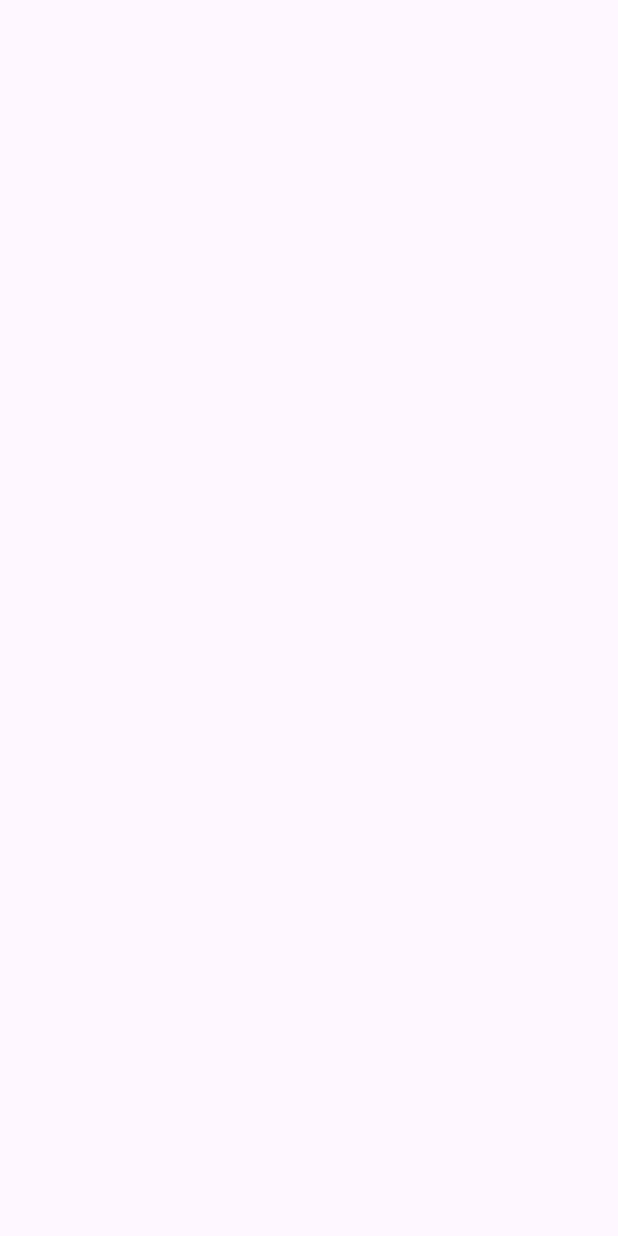
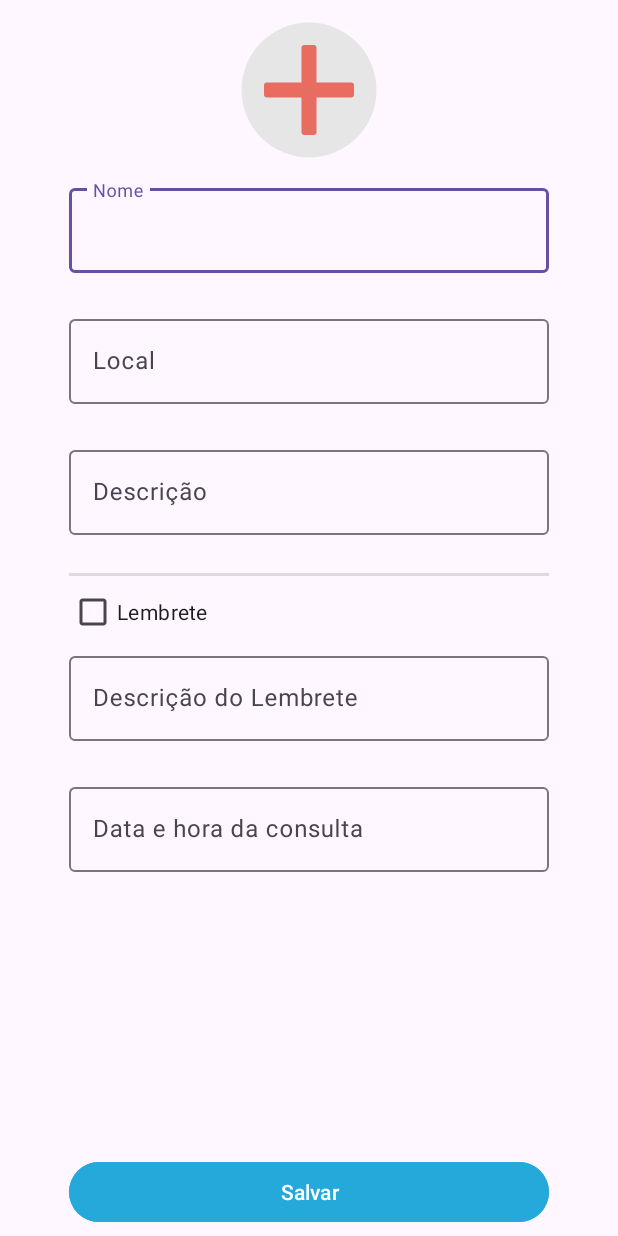
Before and after one commit to guifrancisco/topets, an Android app: the AddAppointment screen opened directly, with no data from a screen before it, on a phone screen of 412 x 824 dp. Before the commit the screen is empty. Run offline under Robolectric (Android 15) with nearby library versions, the phone set to English and light mode, and no system bars.

Commit message:
Adicionado elementos do formulário

```diff
--- a/app/src/main/res/layout/activity_add_appointment.xml
+++ b/app/src/main/res/layout/activity_add_appointment.xml
@@ -1,9 +1,144 @@
 <?xml version="1.0" encoding="utf-8"?>
-<androidx.constraintlayout.widget.ConstraintLayout xmlns:android="http://schemas.android.com/apk/res/android"
+<LinearLayout xmlns:android="http://schemas.android.com/apk/res/android"
     xmlns:app="http://schemas.android.com/apk/res-auto"
     xmlns:tools="http://schemas.android.com/tools"
     android:layout_width="match_parent"
     android:layout_height="match_parent"
-    tools:context=".AddAppointment">
+    tools:context=".AddAppointment"
+    android:orientation="vertical"
+    android:gravity="center"
+    >
 
-</androidx.constraintlayout.widget.ConstraintLayout>
+    <ImageView
+        android:id="@+id/medical_appointment_menu_image"
+        android:layout_width="wrap_content"
+        android:layout_height="wrap_content"
+        android:src="@drawable/baseline_add_24_white"
+        android:background="@drawable/health_icon_100"
+        app:tint="#E86C60"
+        app:layout_constraintTop_toTopOf="parent"
+        app:layout_constraintStart_toStartOf="parent"
+        app:layout_constraintEnd_toEndOf="parent"
+        android:layout_margin="10dp"
+        />
+
+    <ScrollView
+        android:layout_width="320dp"
+        android:layout_height="match_parent"
+        android:contentDescription="formulario adicionar consulta"
+        android:layout_weight="1"
+        >
+
+
+        <LinearLayout
+            android:layout_width="match_parent"
+            android:layout_height="wrap_content"
+            android:orientation="vertical">
+
+            <com.google.android.material.textfield.TextInputLayout
+                android:layout_width="match_parent"
+                android:layout_height="match_parent"
+                android:layout_marginBottom="25dp"
+
+                >
+
+                <com.google.android.material.textfield.TextInputEditText
+                    android:layout_width="match_parent"
+                    android:layout_height="wrap_content"
+                    android:hint="Nome"
+                    android:singleLine="true"
+                    />
+            </com.google.android.material.textfield.TextInputLayout>
+
+            <com.google.android.material.textfield.TextInputLayout
+                android:layout_width="match_parent"
+                android:layout_height="match_parent"
+                android:layout_marginBottom="25dp">
+
+                <com.google.android.material.textfield.TextInputEditText
+                    android:layout_width="match_parent"
+                    android:layout_height="wrap_content"
+                    android:hint="Local"
+                    android:singleLine="true"
+                    />
+            </com.google.android.material.textfield.TextInputLayout>
+
+            <com.google.android.material.textfield.TextInputLayout
+                android:layout_width="match_parent"
+                android:layout_height="match_parent"
+                android:layout_marginBottom="25dp">
+
+                <com.google.android.material.textfield.TextInputEditText
+                    android:layout_width="match_parent"
+                    android:layout_height="wrap_content"
+                    android:hint="Descrição"
+                    android:singleLine="true"
+                    />
+            </com.google.android.material.textfield.TextInputLayout>
+
+            <View
+                android:id="@+id/divider"
+                android:layout_width="match_parent"
+                android:layout_height="2dp"
+                android:background="?android:attr/listDivider"
+
+                />
+
+            <CheckBox
+                android:id="@+id/checkBox"
+                android:layout_width="match_parent"
+                android:layout_height="wrap_content"
+                android:text="Lembrete" />
+
+            <LinearLayout
+                android:id="@+id/reminderForm"
+                android:layout_width="match_parent"
+                android:layout_height="match_parent"
+                android:orientation="vertical"
+                >
+
+
+                <com.google.android.material.textfield.TextInputLayout
+                    android:layout_width="match_parent"
+                    android:layout_height="match_parent"
+                    android:layout_marginBottom="25dp"
+                    >
+
+                    <com.google.android.material.textfield.TextInputEditText
+                        android:layout_width="match_parent"
+                        android:layout_height="wrap_content"
+                        android:hint="Descrição do Lembrete"
+                        android:singleLine="true"
+                        />
+                </com.google.android.material.textfield.TextInputLayout>
+
+                <com.google.android.material.textfield.TextInputLayout
+                    android:layout_width="match_parent"
+                    android:layout_height="match_parent"
+                    android:layout_marginBottom="25dp"
+                    >
+
+                    <com.google.android.material.textfield.TextInputEditText
+                        android:layout_width="match_parent"
+                        android:layout_height="wrap_content"
+                        android:hint="Data e hora da consulta"
+                        android:singleLine="true"
+                        />
+                </com.google.android.material.textfield.TextInputLayout>
+            </LinearLayout>
+
+
+        </LinearLayout>
+    </ScrollView>
+
+    <Button
+        android:id="@+id/button"
+        android:layout_width="320dp"
+        android:layout_height="wrap_content"
+        android:text="@string/save"
+        android:backgroundTint="#24A9DA"
+        android:layout_margin="5dp"
+        />
+
+
+</LinearLayout>
```
